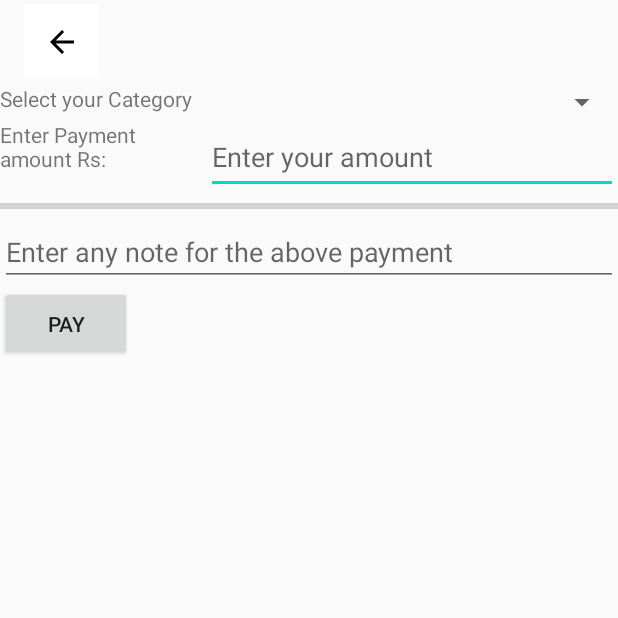
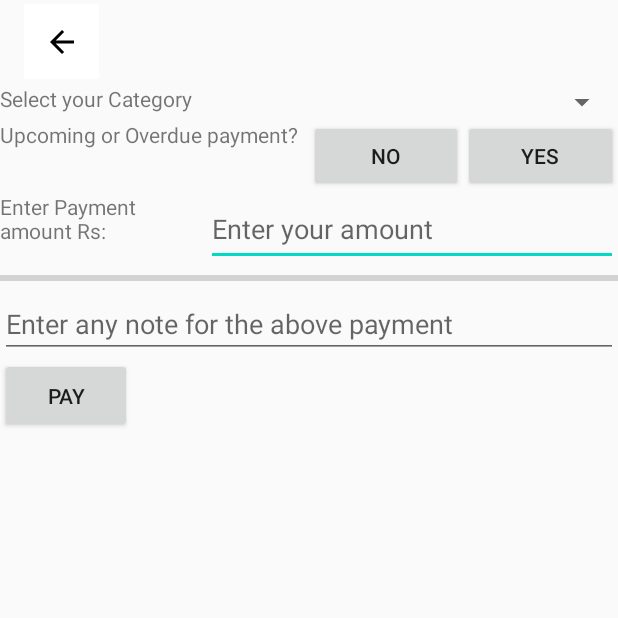
Before and after one commit to iNVISIBLExtanx/UtilityBillManager, an Android app: the MakePayment screen opened directly, with no data from a screen before it, on a phone screen of 412 x 824 dp, the top half of it. Run offline under Robolectric (Android 15) with nearby library versions, the phone set to English and light mode, and no system bars.

Commit message:
listView

```diff
--- a/app/src/main/java/com/example/utilitybillmanager/DatabaseHelper.java
+++ b/app/src/main/java/com/example/utilitybillmanager/DatabaseHelper.java
@@ -111,23 +111,6 @@ public class DatabaseHelper extends SQLiteOpenHelper {
         db.update("OutgoingCategories", contentValues, "CategoryID"+"=?", new String[] {String.valueOf(catID)} );
 
     }
-    /*public void updateBudget(int catID, double amount){
-        SQLiteDatabase db = this.getWritableDatabase();
-        String quary = "Select * From OutgoingCategories where CategoryID='" + catID + "';";
-        Category category = new Category();
-        double newSpent = 0;
-        Cursor c = db.rawQuery(quary, null);
-        c.moveToFirst();
-        while(!c.isAfterLast()){
-            double spent = category.getSpent();
-            newSpent = spent+amount;
-        }
-        c.close();
-        ContentValues contentValues = new ContentValues();
-        contentValues.put("Spent",newSpent);
-        db.update("OutgoingCategories", contentValues, "CategoryID" + "=?", new String[]{String.valueOf(category.getCatID())});
-
-    }*/
 
     public  void insertEvent(int Day,int Month,int Year, String Event){
         SQLiteDatabase db = this.getWritableDatabase();
@@ -147,6 +130,21 @@ public class DatabaseHelper extends SQLiteOpenHelper {
             return true;
         else
             return false;
+    }
+    public ArrayList<String> loadOverOrUpcoming(int catID){
+        ArrayList<String> paymenthistory = new ArrayList<String>();
+        SQLiteDatabase db = this.getReadableDatabase();
+        String quary = "Select * From Expences where Liability=1 and CategoryID='" + catID + "';";
+        paymenthistory.clear();
+        Cursor cursor = db.rawQuery(quary, null);
+
+        cursor.moveToFirst();
+        while (!cursor.isAfterLast()){
+            paymenthistory.add("ExpenceID : "+cursor.getString(0) +" /Full amount Rs: "+cursor.getString(1) + " /Paid amount Rs: "+cursor.getString(2) + " /Date : "+cursor.getString(3) + " - " + cursor.getString(4)+ " - " + cursor.getString(5) + " /Note : "+cursor.getString(7));
+            cursor.moveToNext();
+        }
+        cursor.close();
+        return paymenthistory;
     }
 
     public ArrayList<String> getEvents(int day, int month, int year) {
--- a/app/src/main/java/com/example/utilitybillmanager/MakePayment.java
+++ b/app/src/main/java/com/example/utilitybillmanager/MakePayment.java
@@ -4,9 +4,16 @@ import androidx.appcompat.app.AppCompatActivity;
 
 import android.content.Intent;
 import android.os.Bundle;
+import android.util.Log;
 import android.view.View;
+import android.widget.AdapterView;
 import android.widget.ArrayAdapter;
+import android.widget.Button;
+import android.widget.EditText;
+import android.widget.LinearLayout;
+import android.widget.ListView;
 import android.widget.Spinner;
+import android.widget.TextView;
 
 import java.util.ArrayList;
 
@@ -15,6 +22,13 @@ public class MakePayment extends AppCompatActivity {
     static  DatabaseHelper db;
     Spinner s;
 
+    int catID;
+    String catName;
+    Button y,n;
+    EditText amount, note, expenceID;
+    ListView loading;
+    LinearLayout history;
+
     @Override
     protected void onCreate(Bundle savedInstanceState) {
         super.onCreate(savedInstanceState);
@@ -22,8 +36,33 @@ public class MakePayment extends AppCompatActivity {
         db = new DatabaseHelper(this);
 
         s = (Spinner) findViewById(R.id.paymentselcat);
+        y = (Button) findViewById(R.id.yes);
+        n = (Button) findViewById(R.id.no);
+        amount = (EditText) findViewById(R.id.paymentamount);
+        note = (EditText) findViewById(R.id.paymentnote);
+        loading = (ListView) findViewById(R.id.loadHistory);
+        history = (LinearLayout) findViewById(R.id.overdueOupcoming);
+        expenceID = (EditText) findViewById(R.id.expenceID);
 
         loadSpinnerData();
+        history.setVisibility(View.GONE);
+
+        n.setOnClickListener(new View.OnClickListener() {
+            @Override
+            public void onClick(View v) {
+                history.setVisibility(View.GONE);
+            }
+        });
+
+        y.setOnClickListener(new View.OnClickListener() {
+            @Override
+            public void onClick(View v) {
+
+                history.setVisibility(View.VISIBLE);
+                loadData();
+
+            }
+        });
 
     }
 
@@ -40,19 +79,41 @@ public class MakePayment extends AppCompatActivity {
         finish();
     }
 
+    public void loadData(){
+        ArrayList<String> paymenthistory = db.loadOverOrUpcoming(catID);
+        ArrayAdapter<String> adapter = new ArrayAdapter<String>(this, android.R.layout.simple_list_item_1, paymenthistory);
+        loading.setAdapter(adapter);
+    }
     private void loadSpinnerData() {
         // Spinner Drop down elements
         ArrayList<Category> payableCatsList = db.getAllthePayableCats();
         // Creating adapter for spinner
-        ArrayAdapter<Category> dataAdapter = new ArrayAdapter<Category>(this, android.R.layout.simple_list_item_1, payableCatsList);
+        final ArrayAdapter<Category> dataAdapter = new ArrayAdapter<Category>(this, android.R.layout.simple_list_item_1, payableCatsList);
 
         // Drop down layout style - list view with radio button
         dataAdapter.setDropDownViewResource(android.R.layout.simple_spinner_dropdown_item);
 
-        //int catID = payableCatsListIndexes.get(s.getSelectedItemPosition());
-
         // attaching data adapter to spinner
         s.setAdapter(dataAdapter);
+
+        s.setOnItemSelectedListener(new AdapterView.OnItemSelectedListener() {
+
+            @Override
+            public void onItemSelected(AdapterView<?> adapterView, View view,
+                                       int position, long id) {
+                // Here you get the current item (a User object) that is selected by its position
+                Category category = dataAdapter.getItem(position);
+                catID = category.getCatID();
+                catName = category.getName();
+
+                // Here you can do the action you want to...
+            }
+
+            @Override
+            public void onNothingSelected(AdapterView<?> parent) { }
+
+        });
+
     }
 
 }
--- a/app/src/main/res/layout/activity_calender_view.xml
+++ b/app/src/main/res/layout/activity_calender_view.xml
@@ -31,10 +31,10 @@
         android:layout_width="match_parent"
         android:layout_height="wrap_content" />
 
-    <TextView
+    <ListView
         android:id="@+id/feedback"
         android:layout_width="match_parent"
         android:layout_height="wrap_content">
 
-    </TextView>
+    </ListView>
 </LinearLayout>
--- a/app/src/main/res/layout/activity_edit_category.xml
+++ b/app/src/main/res/layout/activity_edit_category.xml
@@ -86,7 +86,7 @@
             android:id="@+id/newpayablebudget"
             android:layout_width="0dp"
             android:layout_height="match_parent"
-            android:hint="Enter your Preferred new Budget ">
+            android:hint="Enter your new Budget ">
         </EditText>
 
     </LinearLayout>
--- a/app/src/main/res/layout/activity_make_payment.xml
+++ b/app/src/main/res/layout/activity_make_payment.xml
@@ -48,6 +48,101 @@
     </LinearLayout>
 
     <LinearLayout
+        android:weightSum="4"
+        android:layout_width="match_parent"
+        android:layout_height="wrap_content"
+        android:orientation="horizontal">
+
+        <TextView
+            android:layout_weight="2"
+            android:layout_width="0dp"
+            android:layout_height="match_parent"
+            android:text="Upcoming or Overdue payment?">
+        </TextView>
+
+        <Button
+            android:id="@+id/no"
+            android:layout_width="0dp"
+            android:layout_height="match_parent"
+            android:text="No"
+            android:layout_weight="1">
+
+        </Button>
+        <Button
+            android:id="@+id/yes"
+            android:layout_width="0dp"
+            android:layout_height="match_parent"
+            android:text="YEs"
+            android:layout_weight="1">
+
+        </Button>
+
+    </LinearLayout>
+
+    <LinearLayout
+        android:id="@+id/overdueOupcoming"
+        android:layout_width="match_parent"
+        android:layout_height="wrap_content"
+        android:orientation="vertical"
+        android:visibility="invisible">
+
+        <FrameLayout
+            android:layout_width="wrap_content"
+            android:layout_height="wrap_content">
+
+            <RelativeLayout
+                android:layout_width="match_parent"
+                android:layout_height="wrap_content">
+
+                <LinearLayout
+                    android:layout_width="match_parent"
+                    android:layout_height="wrap_content"
+                    android:orientation="vertical">
+
+                    <ListView
+                        android:id="@+id/loadHistory"
+                        android:layout_width="match_parent"
+                        android:layout_height="match_parent">
+                    </ListView>
+
+                    <LinearLayout
+                        android:weightSum="2"
+                        android:layout_width="match_parent"
+                        android:layout_height="wrap_content"
+                        android:orientation="horizontal">
+
+                        <TextView
+                            android:layout_weight="1"
+                            android:layout_width="0dp"
+                            android:layout_height="match_parent"
+                            android:text="Enter your Expence ID:">
+                        </TextView>
+                        <EditText
+                            android:inputType="text"
+                            android:id="@+id/expenceID"
+                            android:layout_weight="1"
+                            android:layout_width="0dp"
+                            android:layout_height="match_parent"
+                            android:hint="Expence ID ">
+
+                        </EditText>
+
+                    </LinearLayout>
+
+                </LinearLayout>
+
+            </RelativeLayout>
+
+
+        </FrameLayout>
+
+
+
+    </LinearLayout>
+
+
+
+    <LinearLayout
         android:weightSum="3"
         android:layout_width="match_parent"
         android:layout_height="wrap_content"
@@ -62,6 +157,7 @@
         </TextView>
 
         <EditText
+            android:inputType="number"
             android:layout_weight="2"
             android:id="@+id/paymentamount"
             android:singleLine="true"
```
Also changed, not shown: app/src/main/java/com/example/utilitybillmanager/CalenderView.java (+20 -9 lines).
